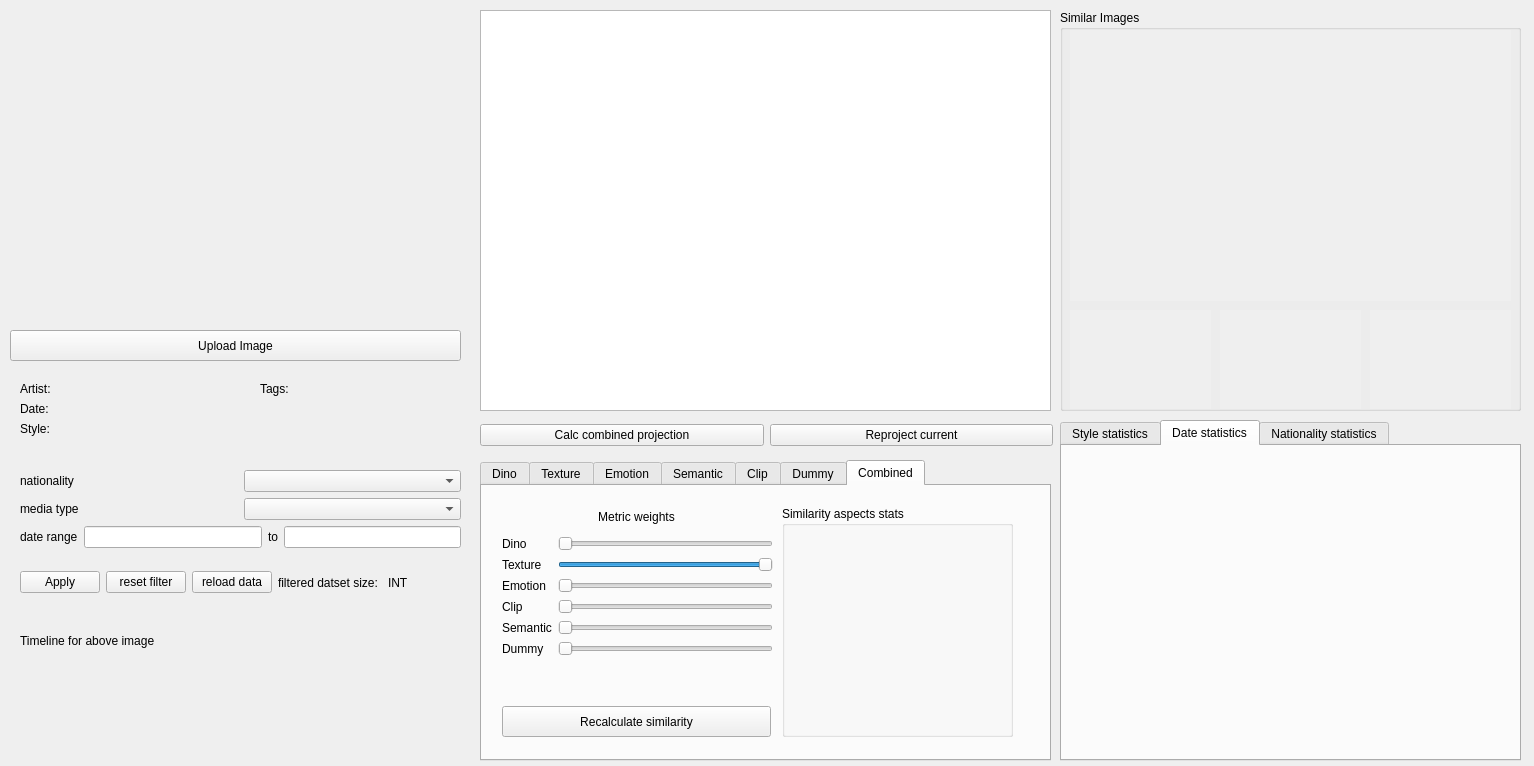
The window that deepsim_analyzer/ds_dashboard/form.ui (jonathan-gerb/deepsim-analyzer) describes before a commit, drawn with Qt 5.
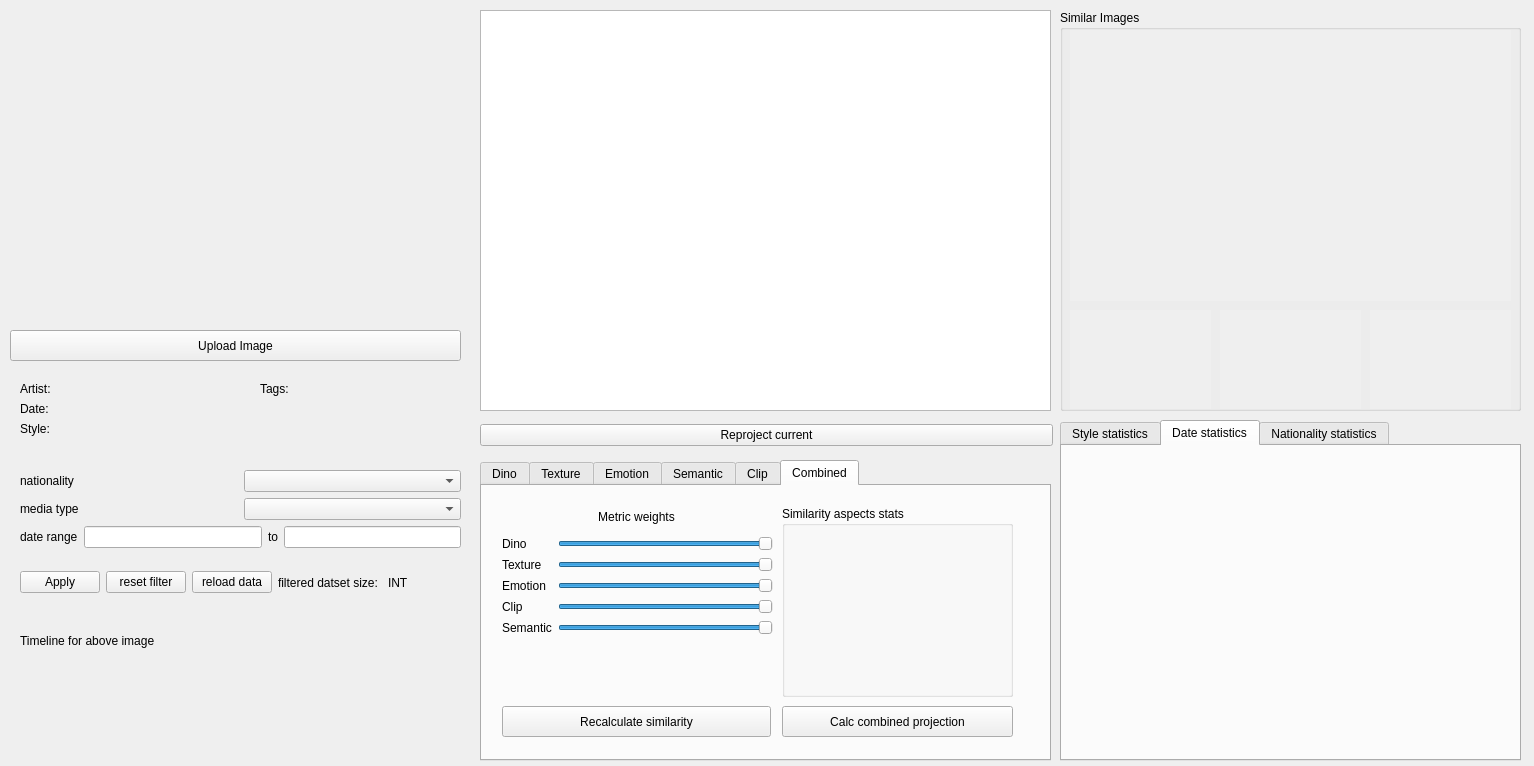
The same window after the commit. The open tabs and pages were chosen to show the change. Custom widgets are drawn as their Qt base class.

Diff of the .ui file:
```diff
--- a/deepsim_analyzer/ds_dashboard/form.ui
+++ b/deepsim_analyzer/ds_dashboard/form.ui
@@ -347,13 +347,6 @@
      </rect>
     </property>
     <layout class="QHBoxLayout" name="scatterplot_options">
-     <item>
-      <widget class="QPushButton" name="combined_projection_btn">
-       <property name="text">
-        <string>Calc combined projection</string>
-       </property>
-      </widget>
-     </item>
      <item>
       <widget class="QPushButton" name="subset_projection_btn">
        <property name="text">
@@ -1161,11 +1154,6 @@
       </widget>
      </widget>
     </widget>
-    <widget class="QWidget" name="dummy_tab">
-     <attribute name="title">
-      <string>Dummy</string>
-     </attribute>
-    </widget>
     <widget class="QWidget" name="combined_tab">
      <attribute name="title">
       <string>Combined</string>
@@ -1176,7 +1164,7 @@
         <x>20</x>
         <y>50</y>
         <width>271</width>
-        <height>182</height>
+        <height>161</height>
        </rect>
       </property>
       <layout class="QFormLayout" name="formLayout">
@@ -1219,6 +1207,9 @@
          <property name="maximum">
           <number>100</number>
          </property>
+         <property name="value">
+          <number>100</number>
+         </property>
          <property name="orientation">
           <enum>Qt::Horizontal</enum>
          </property>
@@ -1236,6 +1227,9 @@
          <property name="maximum">
           <number>100</number>
          </property>
+         <property name="value">
+          <number>100</number>
+         </property>
          <property name="orientation">
           <enum>Qt::Horizontal</enum>
          </property>
@@ -1253,21 +1247,7 @@
          <property name="maximum">
           <number>100</number>
          </property>
-         <property name="orientation">
-          <enum>Qt::Horizontal</enum>
-         </property>
-        </widget>
-       </item>
-       <item row="5" column="0">
-        <widget class="QLabel" name="label_dummy_4">
-         <property name="text">
-          <string>Dummy</string>
-         </property>
-        </widget>
-       </item>
-       <item row="5" column="1">
-        <widget class="QSlider" name="combo_dummy_slider">
-         <property name="maximum">
+         <property name="value">
           <number>100</number>
          </property>
          <property name="orientation">
@@ -1286,6 +1266,9 @@
          <property name="singleStep">
           <number>1</number>
          </property>
+         <property name="value">
+          <number>100</number>
+         </property>
          <property name="orientation">
           <enum>Qt::Horizontal</enum>
          </property>
@@ -1299,7 +1282,7 @@
         <x>300</x>
         <y>20</y>
         <width>231</width>
-        <height>231</height>
+        <height>191</height>
        </rect>
       </property>
       <property name="title">
@@ -1311,7 +1294,7 @@
          <x>-1</x>
          <y>9</y>
          <width>231</width>
-         <height>221</height>
+         <height>181</height>
         </rect>
        </property>
        <layout class="QVBoxLayout" name="verticalLayout"/>
@@ -1346,6 +1329,19 @@
        <string>Recalculate similarity</string>
       </property>
      </widget>
+     <widget class="QPushButton" name="combined_projection_btn">
+      <property name="geometry">
+       <rect>
+        <x>300</x>
+        <y>220</y>
+        <width>231</width>
+        <height>31</height>
+       </rect>
+      </property>
+      <property name="text">
+       <string>Calc combined projection</string>
+      </property>
+     </widget>
     </widget>
    </widget>
    <widget class="QGroupBox" name="groupBox">
```
Left out of the diff: 4 changed lines with no effect on the pictures.
